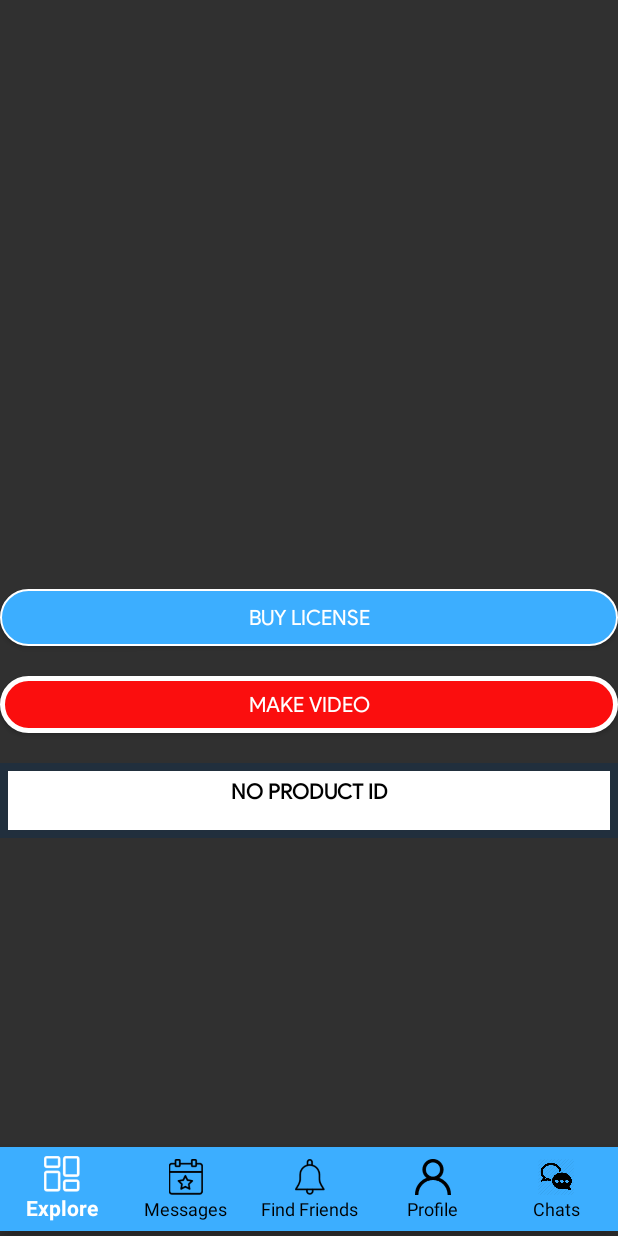
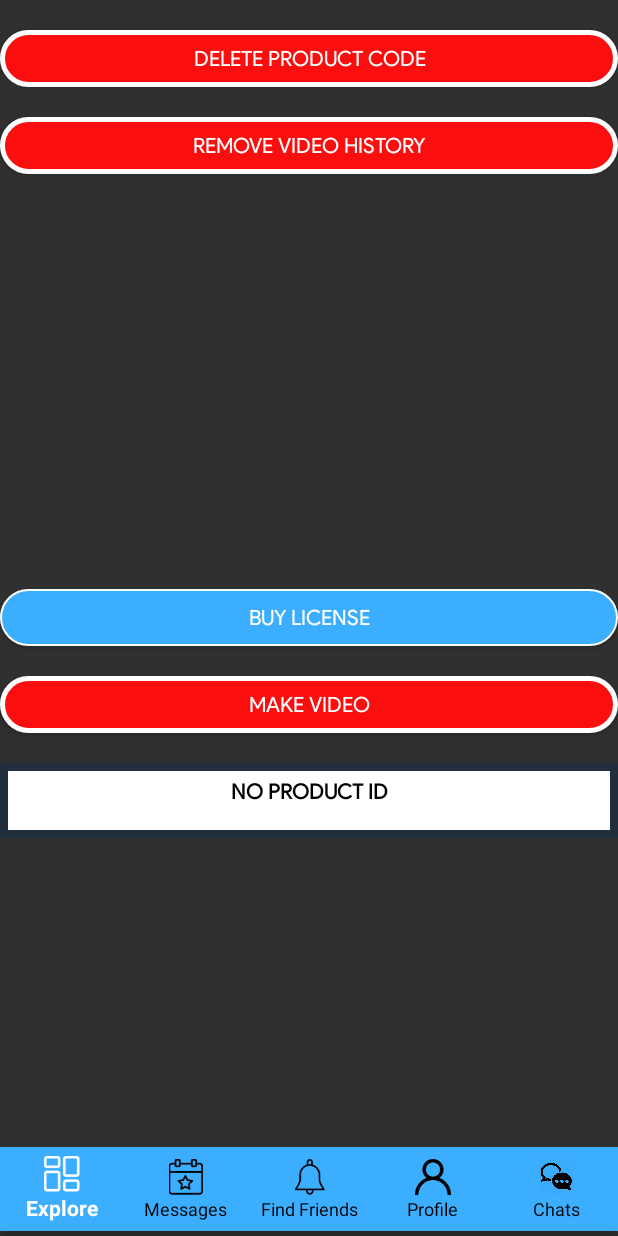
Before and after one commit to 1Prashant1/NewVideoEditor, an Android app: the layout activity_dashboard.xml on its own in the app's theme, with its tools: preview values and no code run, on a phone screen of 412 x 824 dp. Run offline under Robolectric (Android 15) with nearby library versions, the phone set to English and light mode, and no system bars.

Commit message:
ADDED ADMIN FEATURES

```diff
--- a/app/src/main/res/layout/activity_dashboard.xml
+++ b/app/src/main/res/layout/activity_dashboard.xml
@@ -25,6 +25,25 @@
     <RelativeLayout
         android:layout_width="match_parent"
         android:layout_height="match_parent">
+        <Button
+            android:layout_marginTop="20dp"
+            android:id="@+id/btn_dltprodcode"
+            android:layout_width="match_parent"
+            android:layout_height="38dp"
+            android:background="@xml/btn_roundedfull"
+            android:fontFamily="@font/product_sans_regular"
+            android:text="DELETE PRODUCT CODE"
+            android:textColor="#ffffff" />
+        <Button
+            android:layout_marginTop="20dp"
+            android:id="@+id/btn_remvdohist"
+            android:layout_width="match_parent"
+            android:layout_height="38dp"
+            android:background="@xml/btn_roundedfull"
+            android:fontFamily="@font/product_sans_regular"
+            android:layout_below="@+id/btn_dltprodcode"
+            android:text="REMOVE VIDEO HISTORY"
+            android:textColor="#ffffff" />
         <Button
             android:layout_marginTop="20dp"
             android:id="@+id/btn_buy"
```
Also changed, not shown: app/src/main/java/com/app/videoeditor/dashboard.java (+57 -1 lines).
